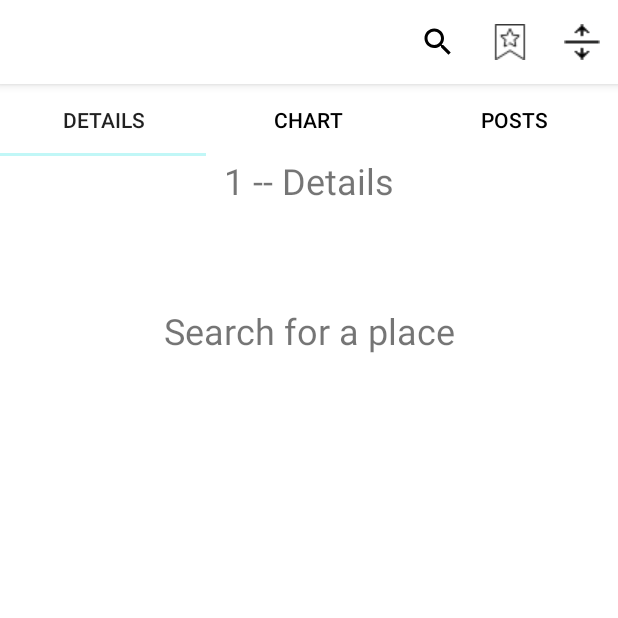
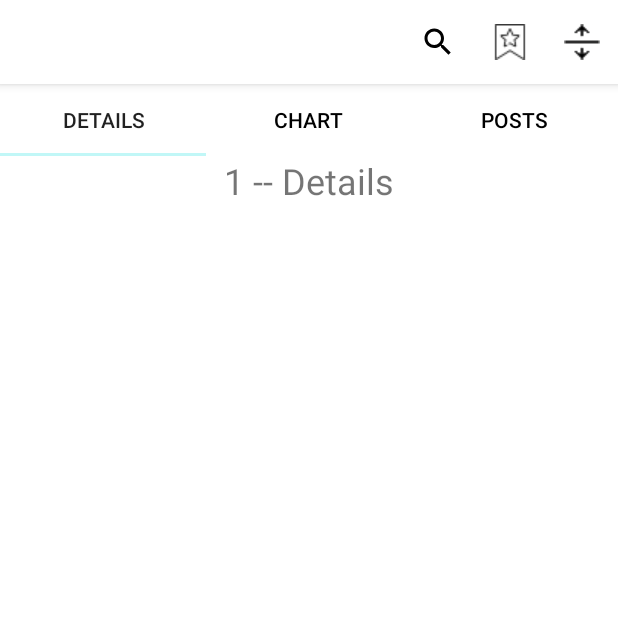
Before and after one commit to cpe305/spring2017-project-michellesfc, an Android app: the SearchActivity screen opened directly, with no data from a screen before it, on a phone screen of 412 x 824 dp, the top half of it. Run offline under Robolectric (Android 15) with nearby library versions, the phone set to English and light mode, and no system bars; 1 statement that could not run was skipped.

```diff
--- a/app/src/main/java/com/example/michellegu/avoid/model/PlaceData.java
+++ b/app/src/main/java/com/example/michellegu/avoid/model/PlaceData.java
@@ -10,6 +10,9 @@ import java.util.Objects;
 
 /**
  * Created by michellegu on 4/23/17.
+ *
+ * Note: I decided to name this class PlaceData instead of the more suited name Place
+ * because Google Places API returns a Place object. This would have led to some confusion.
  */
 
 public class PlaceData {
--- a/app/src/main/java/com/example/michellegu/avoid/view/IFavoritesView.java
+++ b/app/src/main/java/com/example/michellegu/avoid/view/IFavoritesView.java
@@ -1,4 +1,8 @@
 package com.example.michellegu.avoid.view;
+
+import com.example.michellegu.avoid.model.PlaceData;
+
+import java.util.ArrayList;
 
 /**
  * Created by michellegu on 4/28/17.
--- a/app/src/main/java/com/example/michellegu/avoid/view/activity/SearchActivity.java
+++ b/app/src/main/java/com/example/michellegu/avoid/view/activity/SearchActivity.java
@@ -26,7 +26,6 @@ public class SearchActivity extends BaseActivity implements ISearchView {
 
     //view components
     private TextView mPlaceDetailsText;
-    private TextView mCurrentRatingsText;
     private TabLayout mTabLayout;
 
 
@@ -48,7 +47,6 @@ public class SearchActivity extends BaseActivity implements ISearchView {
         //setting up view components
         initToolbar(R.id.my_toolbar);
         mPlaceDetailsText = (TextView) findViewById(R.id.placeTextView);
-        mCurrentRatingsText = (TextView) findViewById(R.id.currentRatingTextView);
         mTabLayout = (TabLayout) findViewById(R.id.tabLayout);
         mTabLayout.setupWithViewPager(vpPager);
 
--- a/app/src/main/res/layout/activity_search.xml
+++ b/app/src/main/res/layout/activity_search.xml
@@ -10,7 +10,7 @@
     <include
         android:id="@+id/my_toolbar"
         layout="@layout/toolbar"
-        android:layout_width="match_parent"
+        android:layout_width="0dp"
         android:layout_height="wrap_content"
         app:layout_constraintLeft_toLeftOf="parent"
         app:layout_constraintRight_toRightOf="parent"
@@ -36,30 +36,15 @@
         app:layout_constraintHorizontal_bias="1.0"
         app:layout_constraintTop_toBottomOf="@+id/tabLayout" />
 
-
     <TextView
         android:id="@+id/placeTextView"
         android:layout_width="wrap_content"
         android:layout_height="wrap_content"
-        android:text="Search for a place"
-        android:textSize="24sp"
+        android:textSize="25sp"
         app:layout_constraintLeft_toLeftOf="parent"
         app:layout_constraintRight_toRightOf="parent"
         app:layout_constraintTop_toTopOf="@+id/viewpager"
         android:layout_marginTop="100dp" />
 
-    <TextView
-        android:id="@+id/currentRatingTextView"
-        android:layout_width="wrap_content"
-        android:layout_height="wrap_content"
-        app:layout_constraintLeft_toLeftOf="parent"
-        app:layout_constraintRight_toRightOf="parent"
-        android:layout_marginTop="8dp"
-        app:layout_constraintTop_toBottomOf="@+id/placeTextView"
-        app:layout_constraintHorizontal_bias="0.501"
-        app:layout_constraintBottom_toBottomOf="parent"
-        android:layout_marginBottom="8dp"
-        app:layout_constraintVertical_bias="0.576" />
-
 
 </android.support.constraint.ConstraintLayout>
```
Also changed, not shown: app/src/main/res/layout/activity_main.xml (+15 -3 lines).
